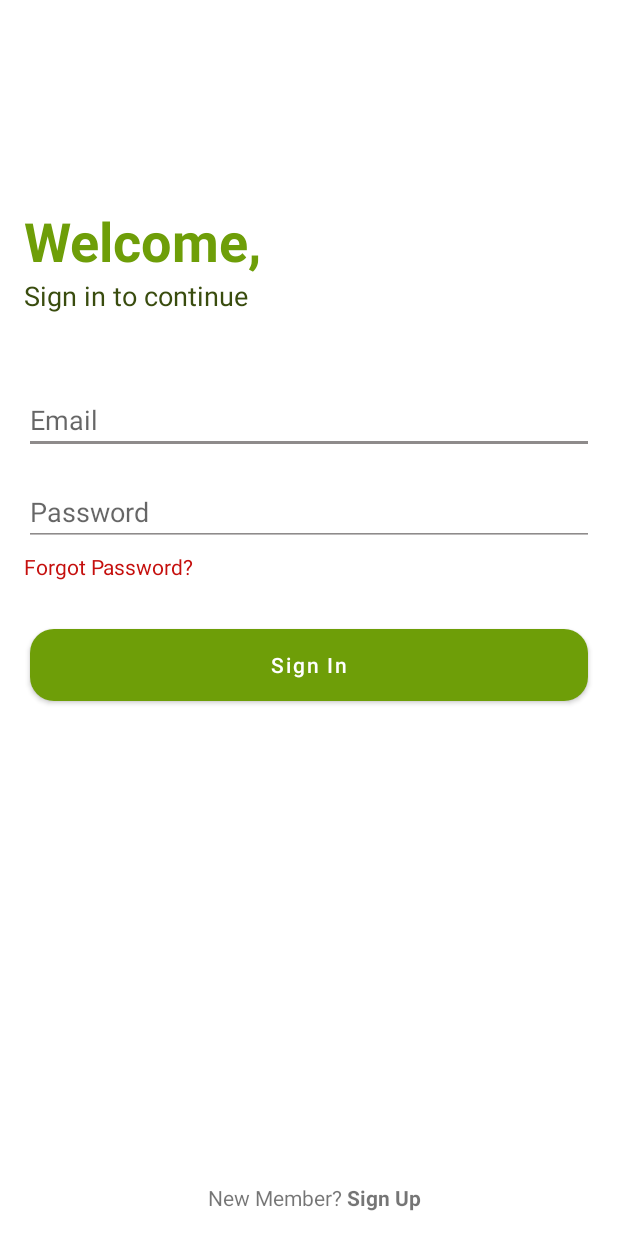
After one commit to HauraAzahra/RecipeApp, an Android app: the layout activity_sign_in.xml on its own in the app's theme, with its tools: preview values and no code run, on a phone screen of 412 x 824 dp. The commit adds this screen. Run offline under Robolectric (Android 15) with nearby library versions, the phone set to English and light mode, and no system bars.

Commit message:
add sign in

```diff
--- a/app/src/main/AndroidManifest.xml
+++ b/app/src/main/AndroidManifest.xml
@@ -1,6 +1,8 @@
 <?xml version="1.0" encoding="utf-8"?>
 <manifest xmlns:android="http://schemas.android.com/apk/res/android"
     package="com.idn.recipeapp">
+
+    <uses-permission android:name="android.permission.INTERNET" />
 
     <application
         android:allowBackup="true"
@@ -9,13 +11,15 @@
         android:roundIcon="@mipmap/ic_launcher_round"
         android:supportsRtl="true"
         android:theme="@style/Theme.RecipeApp">
-        <activity android:name=".MainActivity">
+        <activity android:name=".MainActivity"/>
+        <activity android:name=".SignInActivity">
             <intent-filter>
                 <action android:name="android.intent.action.MAIN" />
 
                 <category android:name="android.intent.category.LAUNCHER" />
             </intent-filter>
         </activity>
+
         <meta-data
             android:name="preloaded_fonts"
             android:resource="@array/preloaded_fonts" />
--- a/app/src/main/java/com/idn/recipeapp/MainActivity.kt
+++ b/app/src/main/java/com/idn/recipeapp/MainActivity.kt
@@ -1,9 +1,18 @@
 package com.idn.recipeapp
 
+import android.content.Context
+import android.content.Intent
 import androidx.appcompat.app.AppCompatActivity
 import android.os.Bundle
 
 class MainActivity : AppCompatActivity() {
+    companion object{
+        fun getLaunchService(from:Context)= Intent(from,
+            MainActivity::class.java).apply {
+            addFlags(Intent.FLAG_ACTIVITY_NEW_TASK
+                    or Intent.FLAG_ACTIVITY_CLEAR_TASK)
+        }
+    }
     override fun onCreate(savedInstanceState: Bundle?) {
         super.onCreate(savedInstanceState)
         setContentView(R.layout.activity_main)
--- /dev/null
+++ b/app/src/main/java/com/idn/recipeapp/SignInActivity.kt
@@ -0,0 +1,65 @@
+package com.idn.recipeapp
+
+import android.content.Context
+import android.content.Intent
+import androidx.appcompat.app.AppCompatActivity
+import android.os.Bundle
+import android.view.View
+import android.widget.Toast
+import com.google.firebase.auth.FirebaseAuth
+import com.idn.recipeapp.databinding.ActivitySignInBinding
+
+class SignInActivity : AppCompatActivity(), View.OnClickListener {
+    private lateinit var firebaseAuth: FirebaseAuth
+    private lateinit var signinBinding: ActivitySignInBinding
+
+    companion object {
+        fun getLaunchService(from: Context) = Intent(
+            from,
+            SignInActivity::class.java
+        ).apply {
+            addFlags(
+                Intent.FLAG_ACTIVITY_NEW_TASK or
+                        Intent.FLAG_ACTIVITY_CLEAR_TASK
+            )
+        }
+    }
+
+    override fun onCreate(savedInstanceState: Bundle?) {
+        super.onCreate(savedInstanceState)
+        signinBinding = ActivitySignInBinding.inflate(layoutInflater)
+        setContentView(signinBinding.root)
+        supportActionBar?.hide()
+        firebaseAuth = FirebaseAuth.getInstance()
+        signinBinding.tvForgot.setOnClickListener(this)
+        signinBinding.btnSignIn.setOnClickListener(this)
+        signinBinding.tvSignUp.setOnClickListener(this)
+    }
+
+    private fun signIn() {
+        val email = signinBinding.etEmailSignIn.text.toString()
+        val password = signinBinding.etPssSignIn.text.toString()
+        if (email.isEmpty() || password.isEmpty()) {
+            Toast.makeText(this,
+                "Tidak  boleh Kosong",
+                Toast.LENGTH_SHORT).show()
+        }
+
+        FirebaseAuth.getInstance()
+            .signInWithEmailAndPassword(email, password)
+            .addOnCompleteListener {
+                if (it.isSuccessful){
+                    Toast.makeText(this, "Login Success",
+                        Toast.LENGTH_SHORT).show()
+                    startActivity(MainActivity.getLaunchService(this))
+                    return@addOnCompleteListener
+                }
+
+        }
+
+
+    }
+
+    override fun onClick(v: View) {
+    }
+}
--- /dev/null
+++ b/app/src/main/res/drawable/bacground_button.xml
@@ -0,0 +1,7 @@
+<?xml version="1.0" encoding="utf-8"?>
+<shape xmlns:android="http://schemas.android.com/apk/res/android"
+    android:shape="rectangle">
+    <solid android:color="@color/light_green" />
+    <corners android:radius="@dimen/_16dp" />
+
+</shape>
--- /dev/null
+++ b/app/src/main/res/layout/activity_sign_in.xml
@@ -0,0 +1,124 @@
+<?xml version="1.0" encoding="utf-8"?>
+<androidx.constraintlayout.widget.ConstraintLayout xmlns:android="http://schemas.android.com/apk/res/android"
+    xmlns:app="http://schemas.android.com/apk/res-auto"
+    xmlns:tools="http://schemas.android.com/tools"
+    android:layout_width="match_parent"
+    android:layout_height="match_parent"
+    tools:context=".SignInActivity">
+
+    <TextView
+        android:id="@+id/tv_welcome"
+        android:layout_width="wrap_content"
+        android:layout_height="wrap_content"
+        android:layout_marginStart="16dp"
+        android:layout_marginTop="136dp"
+        android:layout_marginEnd="16dp"
+        android:text="@string/welcome"
+        android:textColor="@color/light_green"
+        android:textSize="36sp"
+        android:textStyle="bold"
+        app:layout_constraintEnd_toEndOf="parent"
+        app:layout_constraintHorizontal_bias="0.0"
+        app:layout_constraintStart_toStartOf="parent"
+        app:layout_constraintTop_toTopOf="parent" />
+
+    <TextView
+        android:id="@+id/tv_welcom_detail"
+        android:layout_width="wrap_content"
+        android:layout_height="wrap_content"
+        android:layout_marginStart="16dp"
+        android:layout_marginEnd="16dp"
+        android:text="@string/sign_in_to_continue"
+        android:textColor="@color/dark_green"
+        android:textSize="18sp"
+        app:layout_constraintEnd_toEndOf="parent"
+        app:layout_constraintHorizontal_bias="0.0"
+        app:layout_constraintStart_toStartOf="parent"
+        app:layout_constraintTop_toBottomOf="@+id/tv_welcome" />
+
+    <EditText
+        android:id="@+id/et_email_sign_in"
+        android:layout_width="match_parent"
+        android:layout_height="wrap_content"
+        android:layout_marginStart="16dp"
+        android:layout_marginTop="48dp"
+        android:layout_marginEnd="16dp"
+        android:backgroundTint="#8E8B8B"
+        android:ems="10"
+        android:hint="@string/email"
+        android:inputType="textEmailAddress"
+        android:textColorHighlight="@color/light_green"
+        app:layout_constraintEnd_toEndOf="parent"
+        app:layout_constraintHorizontal_bias="1.0"
+        app:layout_constraintStart_toStartOf="parent"
+        app:layout_constraintTop_toBottomOf="@+id/tv_welcom_detail" />
+
+    <EditText
+        android:id="@+id/et_pss_sign_in"
+        android:layout_width="match_parent"
+        android:layout_height="wrap_content"
+        android:layout_marginStart="16dp"
+        android:layout_marginTop="16dp"
+        android:layout_marginEnd="16dp"
+        android:backgroundTint="#8E8B8B"
+        android:ems="10"
+        android:hint="@string/password"
+        android:inputType="textPassword"
+        app:layout_constraintEnd_toEndOf="parent"
+        app:layout_constraintStart_toStartOf="parent"
+        app:layout_constraintTop_toBottomOf="@+id/et_email_sign_in" />
+
+    <Button
+        android:id="@+id/btn_sign_in"
+        android:layout_width="match_parent"
+        android:layout_height="wrap_content"
+        android:layout_marginStart="20dp"
+        android:layout_marginTop="32dp"
+        android:layout_marginEnd="20dp"
+        android:background="@drawable/bacground_button"
+        android:text="@string/sign_in"
+        android:textAllCaps="false"
+        app:layout_constraintEnd_toEndOf="parent"
+        app:layout_constraintHorizontal_bias="0.0"
+        app:layout_constraintStart_toStartOf="parent"
+        app:layout_constraintTop_toBottomOf="@+id/tv_forgot" />
+
+    <TextView
+        android:id="@+id/tv_forgot"
+        android:layout_width="wrap_content"
+        android:layout_height="wrap_content"
+        android:layout_marginTop="4dp"
+        android:text="Forgot Password?"
+        android:textColor="@color/red"
+        app:layout_constraintEnd_toEndOf="parent"
+        app:layout_constraintHorizontal_bias="0.053"
+        app:layout_constraintStart_toStartOf="parent"
+        app:layout_constraintTop_toBottomOf="@+id/et_pss_sign_in" />
+
+    <TextView
+        android:id="@+id/textView6"
+        android:layout_width="wrap_content"
+        android:layout_height="wrap_content"
+        android:layout_marginBottom="16dp"
+        android:text="New Member? "
+        app:layout_constraintBottom_toBottomOf="parent"
+        app:layout_constraintEnd_toEndOf="parent"
+        app:layout_constraintHorizontal_bias="0.435"
+        app:layout_constraintStart_toStartOf="parent"
+        app:layout_constraintTop_toBottomOf="@+id/btn_sign_in"
+        app:layout_constraintVertical_bias="1.0" />
+
+    <TextView
+        android:id="@+id/tv_sign_up"
+        android:layout_width="wrap_content"
+        android:layout_height="wrap_content"
+        android:layout_marginBottom="16dp"
+        android:text="Sign Up"
+        android:textStyle="bold"
+        app:layout_constraintBottom_toBottomOf="parent"
+        app:layout_constraintEnd_toEndOf="parent"
+        app:layout_constraintHorizontal_bias="0.0"
+        app:layout_constraintStart_toEndOf="@+id/textView6"
+        app:layout_constraintTop_toTopOf="@+id/textView6"
+        app:layout_constraintVertical_bias="0.0" />
+</androidx.constraintlayout.widget.ConstraintLayout>
--- a/app/src/main/res/values-night/themes.xml
+++ b/app/src/main/res/values-night/themes.xml
@@ -2,8 +2,8 @@
     <!-- Base application theme. -->
     <style name="Theme.RecipeApp" parent="Theme.MaterialComponents.DayNight.DarkActionBar">
         <!-- Primary brand color. -->
-        <item name="colorPrimary">@color/purple_200</item>
-        <item name="colorPrimaryVariant">@color/purple_700</item>
+        <item name="colorPrimary">@color/light_green</item>
+        <item name="colorPrimaryVariant">@color/light_green</item>
         <item name="colorOnPrimary">@color/black</item>
         <!-- Secondary brand color. -->
         <item name="colorSecondary">@color/teal_200</item>
--- a/app/src/main/res/values/colors.xml
+++ b/app/src/main/res/values/colors.xml
@@ -9,4 +9,6 @@
     <color name="white">#FFFFFFFF</color>
     <color name="charcoal">#454545</color>
     <color name="light_green">#6E9E08</color>
+    <color name="dark_green">#394C0E</color>
+    <color name="red">#C50F0D</color>
 </resources>
--- a/app/src/main/res/values/strings.xml
+++ b/app/src/main/res/values/strings.xml
@@ -10,4 +10,9 @@
     <string name="dessert">Dessert</string>
     <string name="drinks">Drinks</string>
     <string name="popular_recipes">Popular Recipes</string>
+    <string name="sign_in">Sign In</string>
+    <string name="password">Password</string>
+    <string name="email">Email</string>
+    <string name="sign_in_to_continue">Sign in to continue</string>
+    <string name="welcome">Welcome,</string>
 </resources>
--- a/app/src/main/res/values/themes.xml
+++ b/app/src/main/res/values/themes.xml
@@ -2,8 +2,8 @@
     <!-- Base application theme. -->
     <style name="Theme.RecipeApp" parent="Theme.MaterialComponents.DayNight.DarkActionBar">
         <!-- Primary brand color. -->
-        <item name="colorPrimary">@color/purple_500</item>
-        <item name="colorPrimaryVariant">@color/purple_700</item>
+        <item name="colorPrimary">@color/light_green</item>
+        <item name="colorPrimaryVariant">@color/light_green</item>
         <item name="colorOnPrimary">@color/white</item>
         <!-- Secondary brand color. -->
         <item name="colorSecondary">@color/teal_200</item>
```
